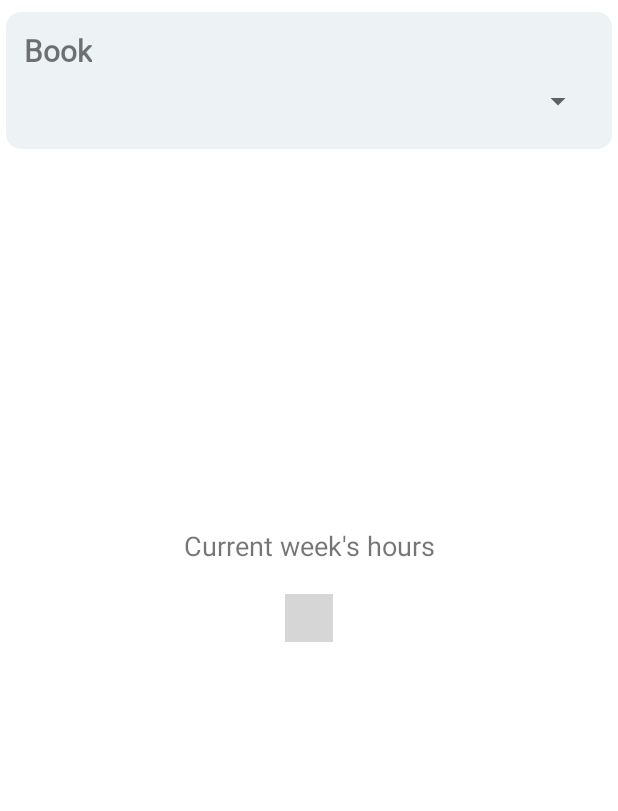
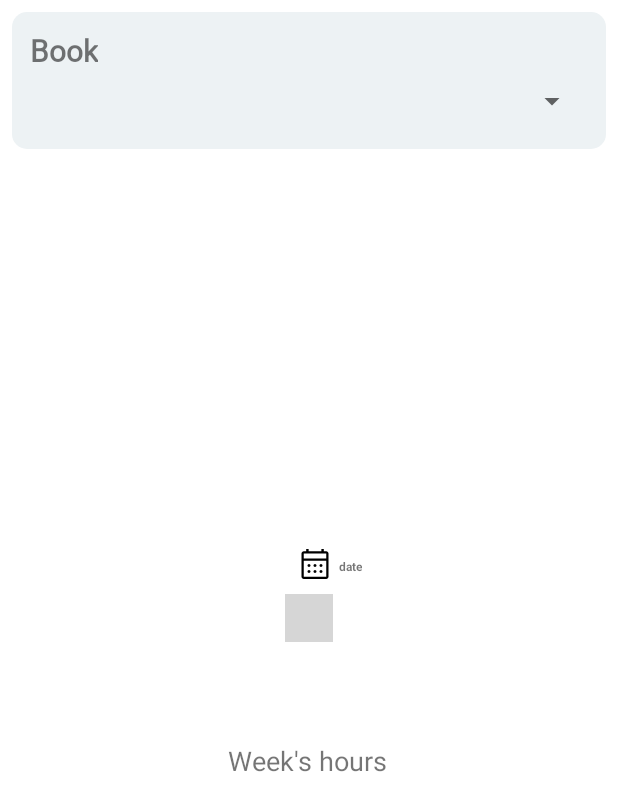
Before and after one commit to rodrigonovoas/my-book-collection-app, an Android app: the layout fragment_my_stats.xml on its own in the app's theme, with its tools: preview values and no code run, on a phone screen of 412 x 824 dp. Shown: the top 811 px of the screen. Run offline under Robolectric (Android 15) with nearby library versions, the phone set to English and light mode, and no system bars; plain views replace ChartView; grey boxes are pictures that could not be loaded.

Commit message:
now we retrieve hours of all days of the week and print them in the chart; you can select the day of the week via the sdk calendar

```diff
--- /dev/null
+++ b/app/src/main/res/drawable/ic_calendar.xml
@@ -0,0 +1,9 @@
+<vector xmlns:android="http://schemas.android.com/apk/res/android"
+    android:width="48dp"
+    android:height="48dp"
+    android:viewportWidth="960"
+    android:viewportHeight="960">
+  <path
+      android:fillColor="#FF000000"
+      android:pathData="M180,880q-24,0 -42,-18t-18,-42L120,200q0,-24 18,-42t42,-18h65v-60h65v60h340v-60h65v60h65q24,0 42,18t18,42v620q0,24 -18,42t-42,18L180,880ZM180,820h600L780,390L180,390v430ZM180,330h600L780,200L180,200v130ZM180,330L180,200v130ZM480,560q-17,0 -28.5,-11.5T440,520q0,-17 11.5,-28.5T480,480q17,0 28.5,11.5T520,520q0,17 -11.5,28.5T480,560ZM320,560q-17,0 -28.5,-11.5T280,520q0,-17 11.5,-28.5T320,480q17,0 28.5,11.5T360,520q0,17 -11.5,28.5T320,560ZM640,560q-17,0 -28.5,-11.5T600,520q0,-17 11.5,-28.5T640,480q17,0 28.5,11.5T680,520q0,17 -11.5,28.5T640,560ZM480,720q-17,0 -28.5,-11.5T440,680q0,-17 11.5,-28.5T480,640q17,0 28.5,11.5T520,680q0,17 -11.5,28.5T480,720ZM320,720q-17,0 -28.5,-11.5T280,680q0,-17 11.5,-28.5T320,640q17,0 28.5,11.5T360,680q0,17 -11.5,28.5T320,720ZM640,720q-17,0 -28.5,-11.5T600,680q0,-17 11.5,-28.5T640,640q17,0 28.5,11.5T680,680q0,17 -11.5,28.5T640,720Z"/>
+</vector>
--- a/app/src/main/res/layout/fragment_my_stats.xml
+++ b/app/src/main/res/layout/fragment_my_stats.xml
@@ -12,8 +12,8 @@
         android:layout_height="wrap_content"
         android:padding="12dp"
         android:layout_marginTop="8dp"
-        android:layout_marginLeft="4dp"
-        android:layout_marginRight="4dp"
+        android:layout_marginLeft="8dp"
+        android:layout_marginRight="8dp"
         android:orientation="vertical"
         android:background="@drawable/add_record_section_bg"
         app:layout_constraintTop_toTopOf="parent"
@@ -38,16 +38,43 @@
             android:fontFamily="@font/qaz"/>
     </LinearLayout>
 
+    <ImageView
+        android:id="@+id/imv_select_date"
+        android:layout_width="24dp"
+        android:layout_height="24dp"
+        android:src="@drawable/ic_calendar"
+        app:layout_constraintLeft_toLeftOf="@id/chart"
+        app:layout_constraintBottom_toTopOf="@id/chart"
+        android:layout_marginBottom="8dp"
+        android:layout_marginLeft="8dp"/>
+
     <TextView
+        android:id="@+id/tv_selected_date"
         android:layout_width="wrap_content"
         android:layout_height="wrap_content"
-        android:text="Current week's hours"
+        android:text="date"
+        android:textSize="8dp"
+        android:textStyle="bold"
+        android:layout_marginLeft="4dp"
+        app:layout_constraintBottom_toBottomOf="@id/imv_select_date"
+        app:layout_constraintHorizontal_bias="0.157"
+        app:layout_constraintLeft_toRightOf="@id/imv_select_date"
+        app:layout_constraintTop_toTopOf="@id/imv_select_date"
+        app:layout_constraintVertical_bias="0.62" />
+
+    <TextView
+        android:id="@+id/tv_chart_label"
+        android:layout_width="wrap_content"
+        android:layout_height="wrap_content"
+        android:layout_marginBottom="20dp"
+        android:text="Week's hours"
         android:textSize="18dp"
-        app:layout_constraintBottom_toTopOf="@+id/chart"
+        app:layout_constraintBottom_toBottomOf="parent"
+        app:layout_constraintHorizontal_bias="0.497"
         app:layout_constraintLeft_toLeftOf="parent"
         app:layout_constraintRight_toRightOf="parent"
-        android:layout_marginBottom="20dp"
-        />
+        app:layout_constraintTop_toBottomOf="@id/chart"
+        app:layout_constraintVertical_bias="0.19" />
 
     <com.patrykandpatrick.vico.views.chart.ChartView
         android:id="@+id/chart"
```
Also changed, not shown: app/src/main/java/app/rodrigonovoa/mybookcollection/ui/myStats/MyStatsFragment.kt (+54 -13 lines), app/src/main/java/app/rodrigonovoa/mybookcollection/ui/myStats/MyStatsViewModel.kt (+48 -45 lines), app/src/main/java/app/rodrigonovoa/mybookcollection/utils/DateUtils.kt (+8 -0 lines).
